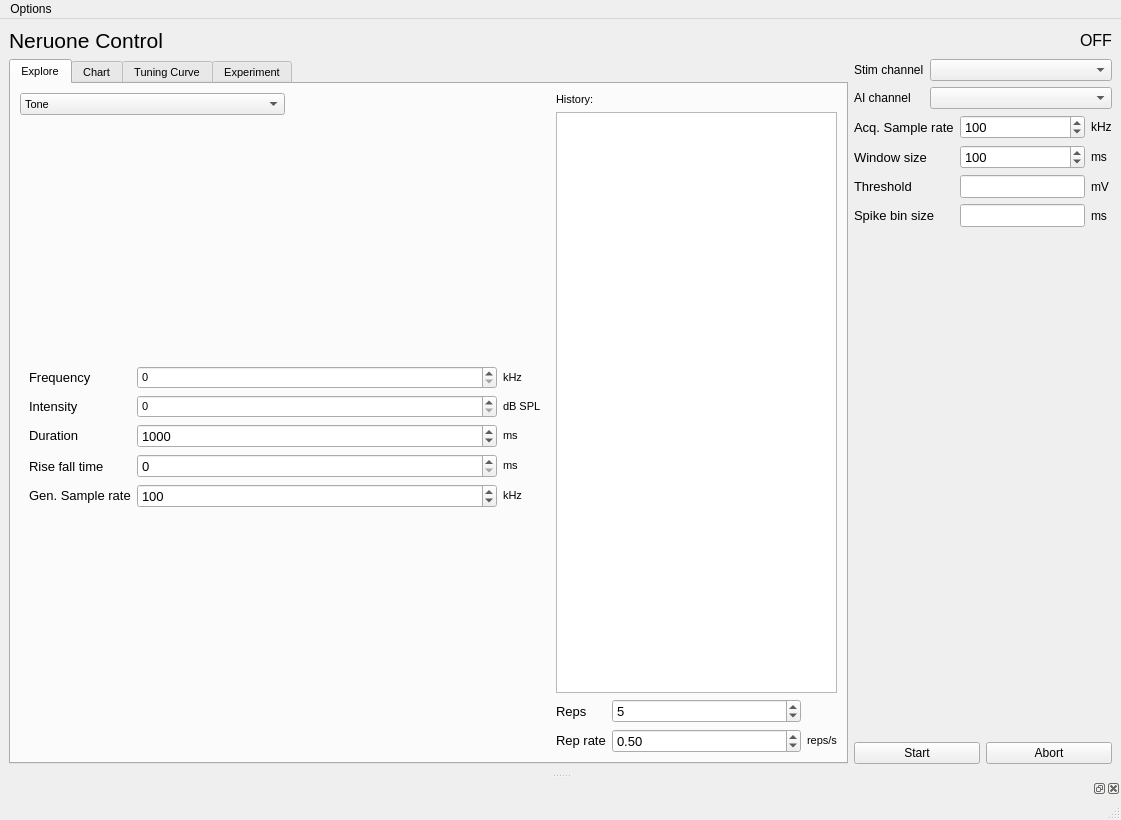
Above: main/main_control.ui from portfors-lab/sparkle before the change. Below: the same form after it.
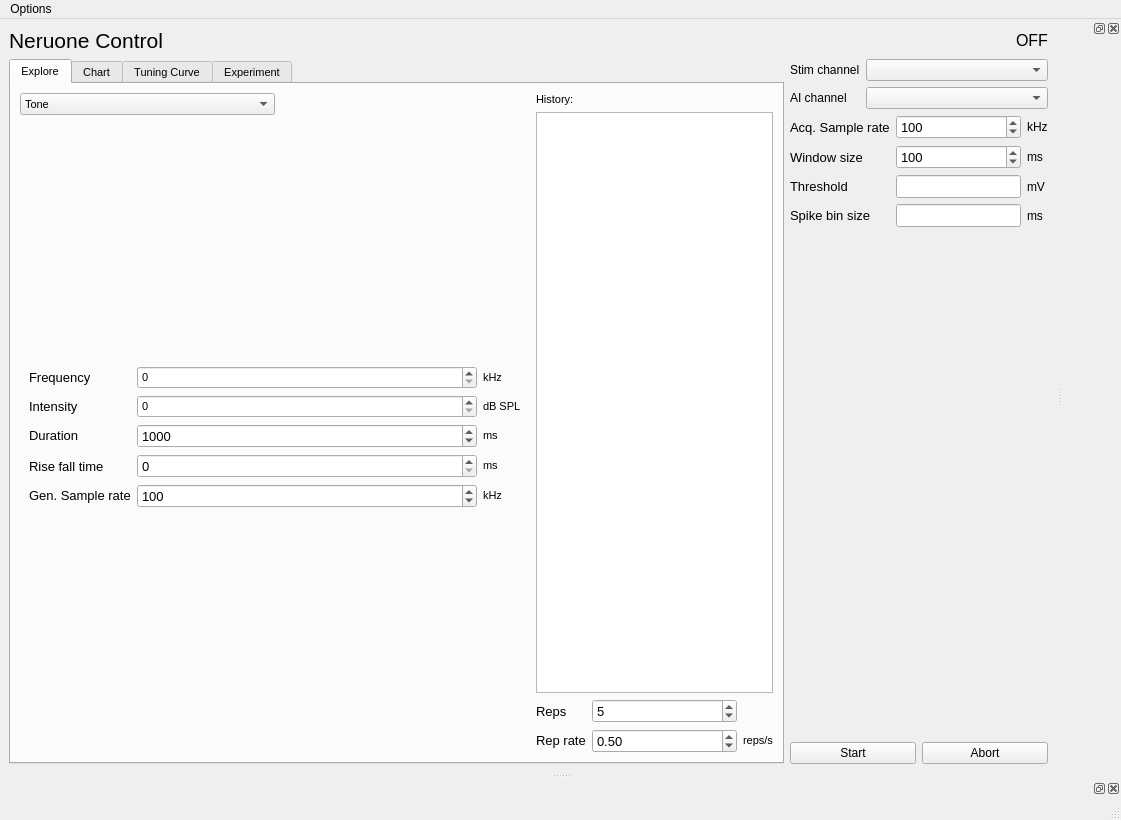
That is the form after the change. Custom widgets are drawn as their Qt base class.

Commit message: Added PSTH plot. Added user supplied bin size.

```diff
--- a/main/main_control.ui
+++ b/main/main_control.ui
@@ -1583,6 +1583,24 @@
     </layout>
    </widget>
   </widget>
+  <widget class="QDockWidget" name="psth_dock">
+   <attribute name="dockWidgetArea">
+    <number>2</number>
+   </attribute>
+   <widget class="QWidget" name="dockWidgetContents_2">
+    <layout class="QVBoxLayout" name="verticalLayout_10">
+     <property name="spacing">
+      <number>6</number>
+     </property>
+     <property name="margin">
+      <number>0</number>
+     </property>
+     <item>
+      <widget class="PSTWidget" name="psth" native="true"/>
+     </item>
+    </layout>
+   </widget>
+  </widget>
   <action name="actionSave_Options">
    <property name="text">
     <string>Save Options...</string>
@@ -1612,6 +1630,12 @@
    <header>audiolab.plotting.protocoldisplay</header>
    <container>1</container>
   </customwidget>
+  <customwidget>
+   <class>PSTWidget</class>
+   <extends>QWidget</extends>
+   <header>audiolab.plotting.custom_plots</header>
+   <container>1</container>
+  </customwidget>
  </customwidgets>
  <resources/>
  <connections>
```
The commit also changes 8 other files.
